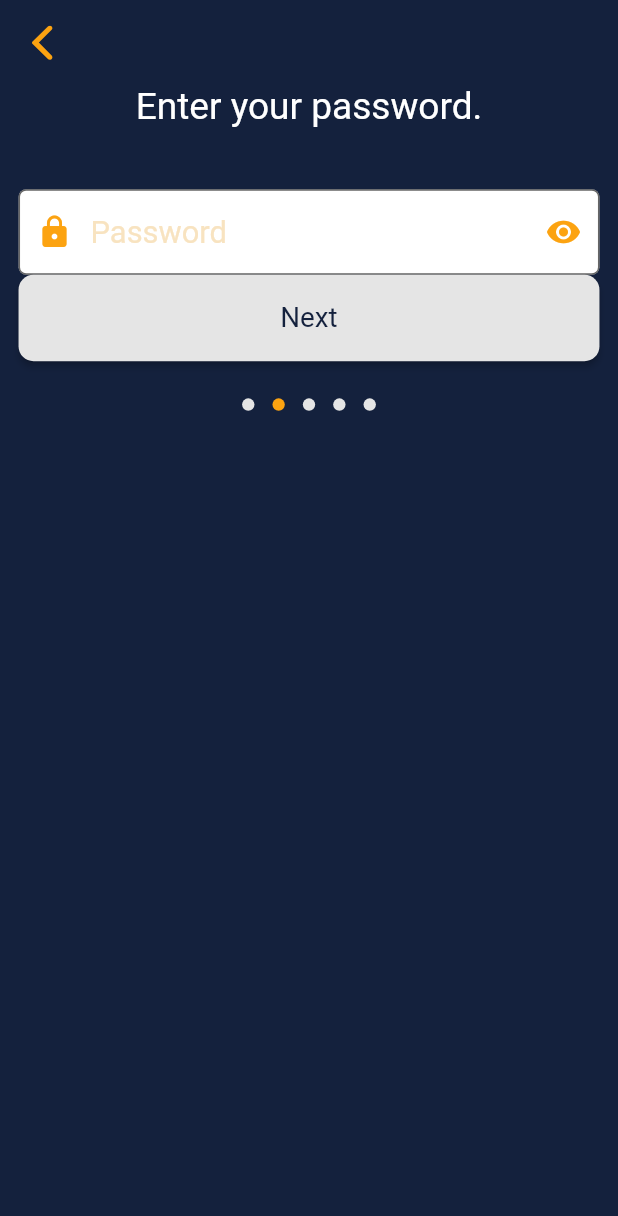
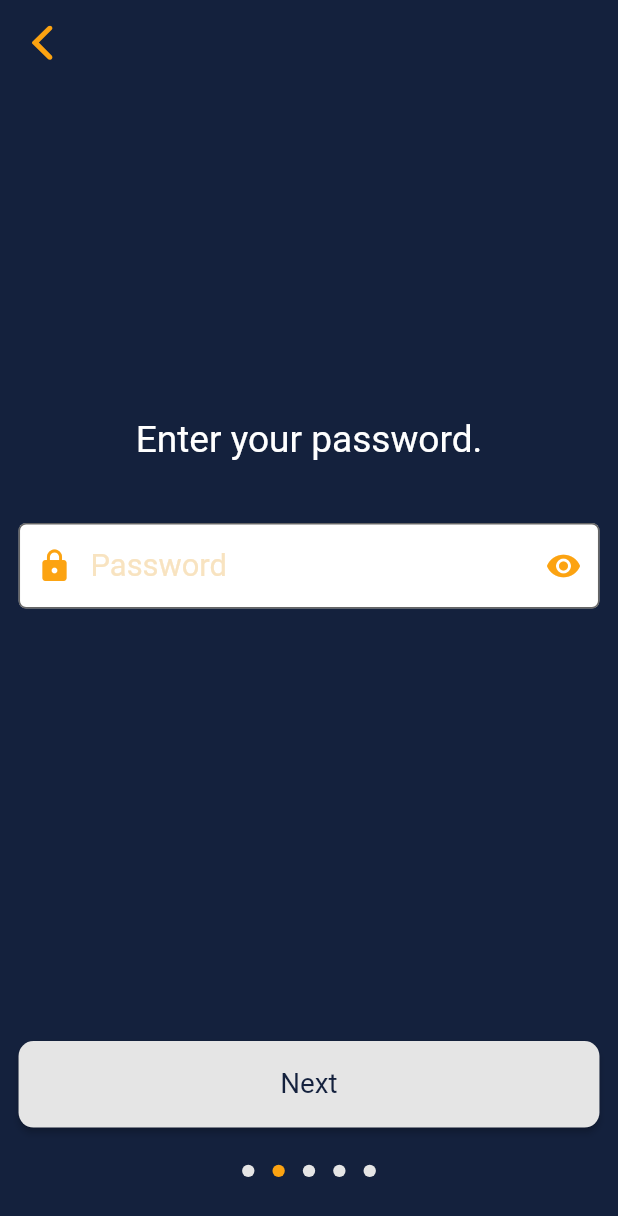
Before and after one commit to alvaroprado00/SeniorProjectUM, a Flutter app: the SignUpPasswordPage screen opened directly with empty values, on a phone screen of 412 x 824 dp. Shown: the top 1216 px of the screen. Run offline on Flutter 3.47's test engine with Material 2 defaults, Android fonts, the phone set to English and light mode, and no system bars; our stand-ins replace cloud_firestore, firebase_auth, firebase_core, firebase_storage, font_awesome_flutter, get and 4 more; accounts and stored records are empty; network calls fail.

Commit message:
Update password_page.dart

```diff
--- a/SeniorProject/lib/view/sign-up/password_page.dart
+++ b/SeniorProject/lib/view/sign-up/password_page.dart
@@ -78,21 +78,22 @@ class _PasswordFormState extends State<PasswordForm> {
       child: Column(
         mainAxisAlignment: MainAxisAlignment.start,
         children: [
-          Spacer(),
           Padding(
             padding: EdgeInsets.only(
+                top: 0.27 * heightOfScreen,
                 bottom: 0.05 * heightOfScreen,
                 left: 0.03 * widthOfScreen,
                 right: 0.03 * widthOfScreen),
             child:
-                Text('Enter your password.', style: getSubheadingStyleWhite()),
+            Text('Enter your password.', style: getSubheadingStyleWhite()),
           ),
           Padding(
             padding: EdgeInsets.only(
-                left: 0.03 * widthOfScreen, right: 0.03 * widthOfScreen),
+                bottom: 0.35 * heightOfScreen,
+                left: 0.03 * widthOfScreen,
+                right: 0.03 * widthOfScreen),
             child: TextFormFieldForPassword(_controllerPassword),
           ),
-          Spacer(),
           SizedBox(
               height: getHeightOfLargeButton(),
               width: getWidthOfLargeButton(),
@@ -108,9 +109,6 @@ class _PasswordFormState extends State<PasswordForm> {
               numberOfCircles: 5,
             ),
           ),
-          SizedBox(
-            height: 10,
-          )
         ],
       ),
     );
```
